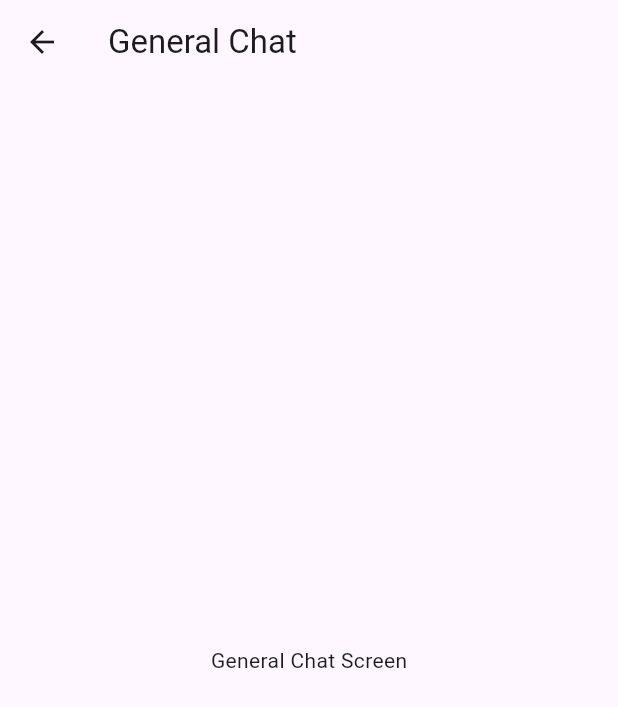
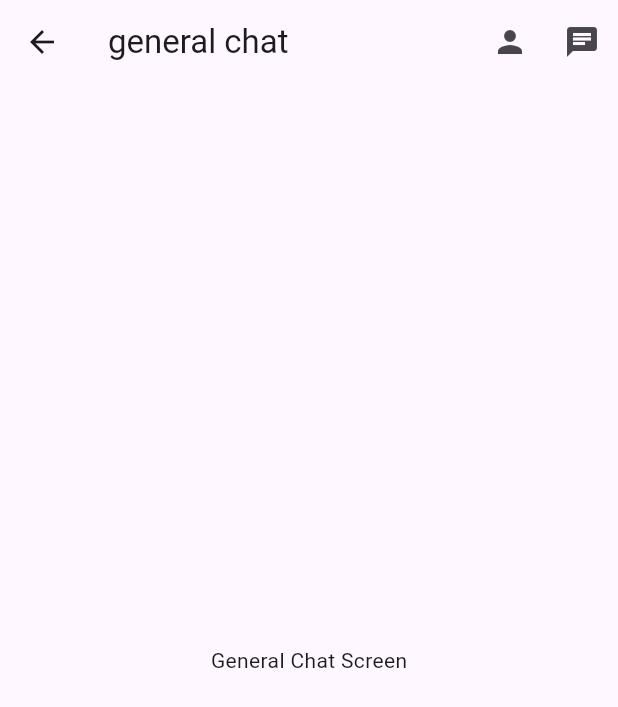
Before and after one commit to MjKimador/mentor-student, a Flutter app: the GeneralChatScreen screen opened by its route, on a phone screen of 412 x 824 dp. Shown: the top 707 px of the screen. Run offline on Flutter 3.47's test engine with Material 3 defaults, Android fonts, the phone set to English and light mode, and no system bars.

Commit message:
added general chat with icons for navigation

```diff
--- a/lib/general_chat_screen.dart
+++ b/lib/general_chat_screen.dart
@@ -5,7 +5,21 @@ class GeneralChatScreen extends StatelessWidget {
   Widget build(BuildContext context) {
     return Scaffold(
       appBar: AppBar(
-        title: Text('General Chat'),
+        title: Text('general chat'),
+        actions: [
+          IconButton(
+            icon: Icon(Icons.person),
+            onPressed: () {
+              Navigator.pushNamed(context, '/mentor');
+            },
+          ),
+          IconButton(
+            icon: Icon(Icons.chat),
+            onPressed: () {
+              Navigator.pushNamed(context, '/');
+            },
+          ),
+        ],
       ),
       body: Center(
         child: Text('General Chat Screen'),
```
Also changed, not shown: lib/mentor_chat_screen.dart (+17 -1 lines).
